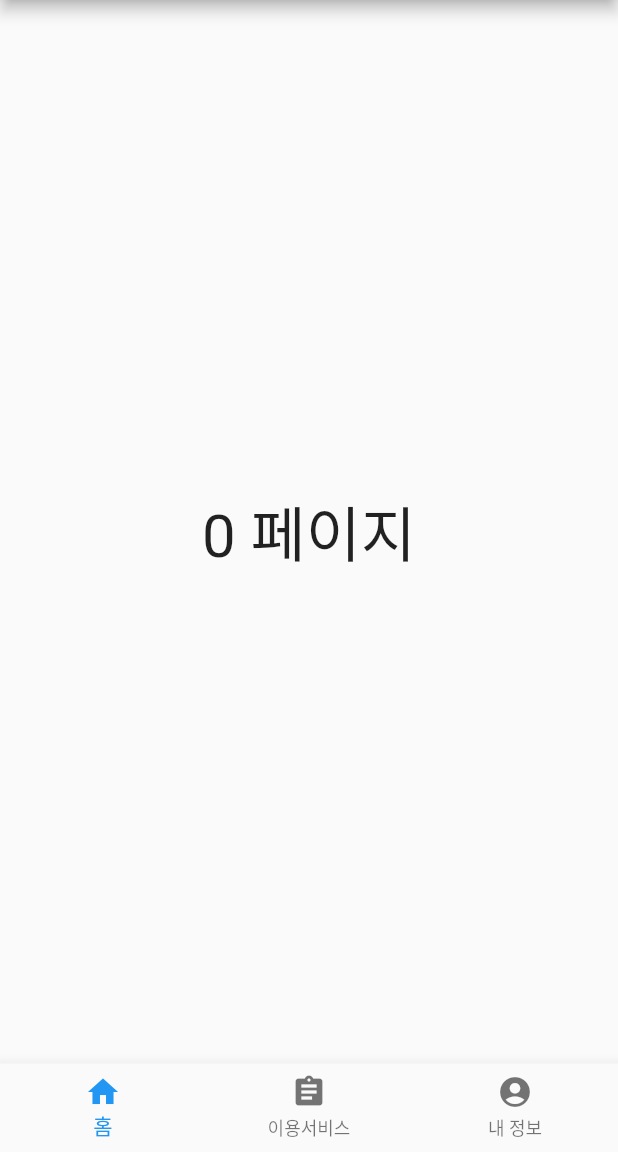
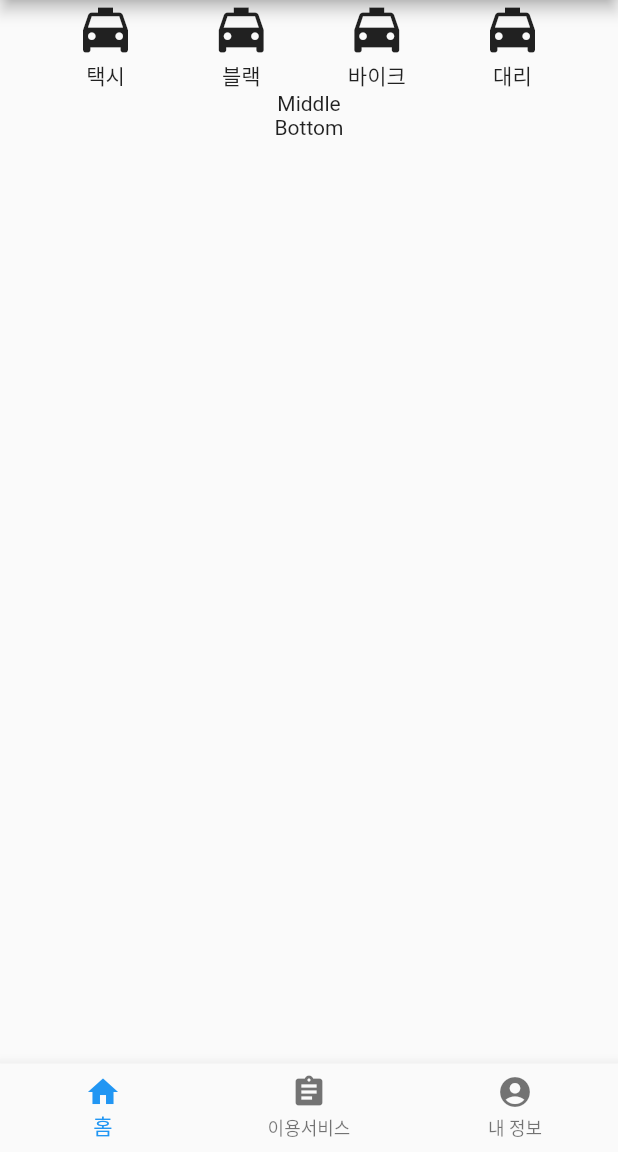
Before and after one commit to AmadasDev/flutter_app, a Flutter app: the MyHomePage screen opened directly, on a phone screen of 412 x 824 dp, the part 84-1236 px from its top. Run offline on Flutter 3.47's test engine with Material 2 defaults, Android fonts, the phone set to English and light mode, and no system bars.

Commit message:
Chapter 7.4.1 AppBar 오른쪽 메뉴 추가 Chapter 7.5 화면이 3개인 UI 작성 Chapter 7.6 현재 위젯을 벗겨내거나 다른 위젯으로 감싸기 Chapter 7.7.1 메뉴 만들기 Chapter 7.7.2 메뉴를 한 줄에 4개 만들기

```diff
--- a/lib/7_4_1.dart
+++ b/lib/7_4_1.dart
@@ -1,4 +1,8 @@
 //  Chapter 7.4.1 AppBar 오른쪽 메뉴 추가
+//  Chapter 7.5 화면이 3개인 UI 작성
+//  Chapter 7.6 현재 위젯을 벗겨내거나 다른 위젯으로 감싸기
+//  Chapter 7.7.1 메뉴 만들기
+//  Chapter 7.7.2 메뉴를 한 줄에 4개 만들기
 
 import 'package:flutter/material.dart';
 
@@ -24,6 +28,11 @@ class MyHomePage extends StatefulWidget {
 
 class _MyHomePageState extends State<MyHomePage> {
   var _index = 0; //  페이지 인덱스 0, 1, 2
+  var _pages = [
+    Page1(),
+    Page2(),
+    Page3(),
+  ];
 
   @override
   Widget build(BuildContext context) {
@@ -41,12 +50,13 @@ class _MyHomePageState extends State<MyHomePage> {
         ],
         centerTitle: true,  //  제목을 가운데로
       ),
-      body: Center(
+      body: _pages[_index],
+      /*body: Center(
         child: Text(
           '$_index 페이지',
           style: TextStyle(fontSize: 40),
         ),
-      ),
+      ),*/
       bottomNavigationBar: BottomNavigationBar(
         onTap: (index) {
           setState(() {
@@ -72,3 +82,93 @@ class _MyHomePageState extends State<MyHomePage> {
     );
   }
 }
+
+class Page1 extends StatelessWidget {
+  @override
+  Widget build(BuildContext context) {
+    return Column(
+      children: <Widget>[
+        _buildTop(),
+        _buildMiddle(),
+        _buildBottom(),
+      ],
+    );
+  }
+
+  // 상단
+  Widget _buildTop() {
+    return Row(
+      mainAxisAlignment: MainAxisAlignment.spaceEvenly, //  위젯 사이의 공간을 동일한 비율로 정렬하는 의미
+      children: <Widget>[
+        Column(
+          children: [
+            Icon(
+              Icons.local_taxi,
+              size: 40,
+            ),
+            Text('택시'),
+          ],
+        ),
+        Column(
+          children: [
+            Icon(
+              Icons.local_taxi,
+              size: 40,
+            ),
+            Text('블랙'),
+          ],
+        ),
+        Column(
+          children: [
+            Icon(
+              Icons.local_taxi,
+              size: 40,
+            ),
+            Text('바이크'),
+          ],
+        ),
+        Column(
+          children: [
+            Icon(
+              Icons.local_taxi,
+              size: 40,
+            ),
+            Text('대리'),
+          ],
+        ),
+      ],
+    );
+  }
+
+  //  중단
+  Widget _buildMiddle() {
+    return Text('Middle');
+  }
+
+  // 하단
+  Widget _buildBottom() {
+    return Text('Bottom');
+  }
+}
+
+class Page2 extends StatelessWidget {
+  @override
+  Widget build(BuildContext context) {
+    return Center(
+      child: Text(
+        '이용서비스',
+        style: TextStyle(fontSize: 40),
+      ),
+    );
+  }
+}
+
+class Page3 extends StatelessWidget {
+  @override
+  Widget build(BuildContext context) {
+    return Text(
+      '내 정보',
+      style: TextStyle(fontSize: 40),
+    );
+  }
+}
```
